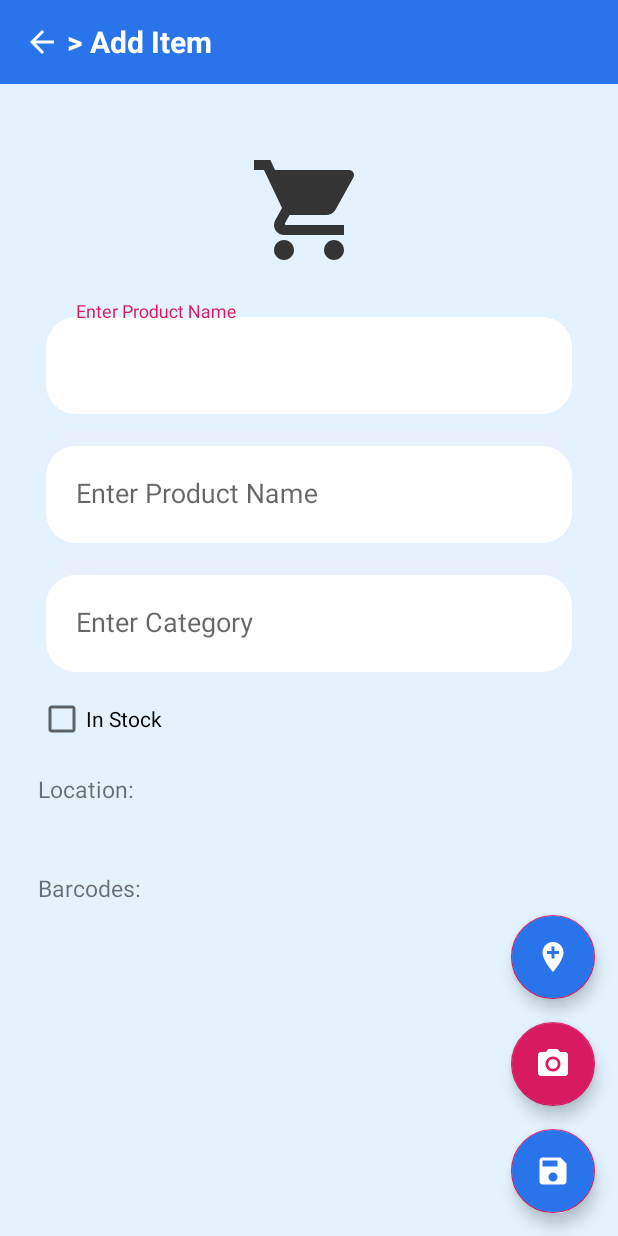
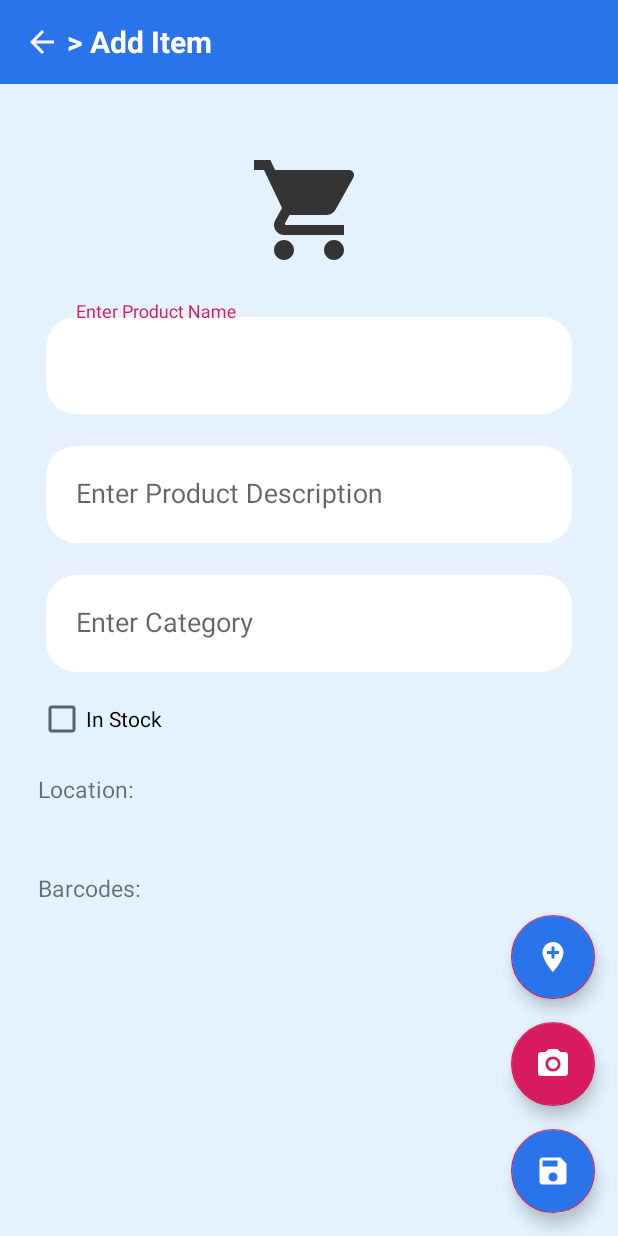
Before and after one commit to prasharsh/roomately, an Android app: the AddItemActivity screen opened directly, with no data from a screen before it, on a phone screen of 412 x 824 dp. Run offline under Robolectric (Android 15) with nearby library versions, the phone set to English and light mode, and no system bars; our stand-ins replace Firebase (no records; nobody signed in at launch, a user with empty details on screens opened directly); 1 statement that could not run was skipped.

Commit message:
Resolved issue in cancel button of delete item alert

```diff
--- a/app/src/main/java/com/titans/roomatelyapp/RecyclerViewAdapters/CategoryListAdapter.kt
+++ b/app/src/main/java/com/titans/roomatelyapp/RecyclerViewAdapters/CategoryListAdapter.kt
@@ -85,7 +85,7 @@ class CategoryListAdapter: RecyclerView.Adapter<CategoryListAdapter.ViewHolder>
 
         alert.setTitle("Alert!")
         alert.setIcon(ctx.getDrawable(R.drawable.low_stock))
-        alert.setMessage("$category contains $numItems items\n Do you want to delete $category ?")
+        alert.setMessage("$category contains $numItems items\nDo you want to delete $category ?")
         alert.setPositiveButton("Delete",{dialog, which ->
             deleteCategory(cat)
             categoryList.remove(cat)
--- a/app/src/main/java/com/titans/roomatelyapp/dialogs/ProductDetailDialog.kt
+++ b/app/src/main/java/com/titans/roomatelyapp/dialogs/ProductDetailDialog.kt
@@ -277,7 +277,7 @@ class ProductDetailDialog: DialogFragment
             deleteConfirmed()
         })
 
-        alert.setNegativeButton("Cancel",{dialog, which -> dismiss() })
+        alert.setNegativeButton("Cancel",{dialog, which -> })
         alert.show()
     }
 
--- a/app/src/main/res/layout/activity_item_crud.xml
+++ b/app/src/main/res/layout/activity_item_crud.xml
@@ -53,7 +53,7 @@
             android:layout_margin="5sp"
             android:background="@drawable/editext_round_blue"
             android:layout_marginTop="16dp"
-            android:hint="@string/product_name_hint"
+            android:hint="@string/product_desc_hint"
             android:importantForAutofill="no" >
 
 
```
